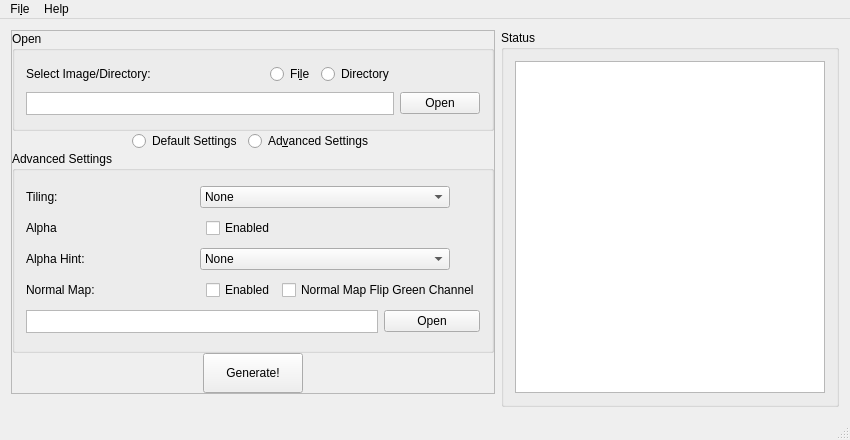
Above: gui.ui from no1thomasfan/texture.txt before the change. Below: the same form after it.
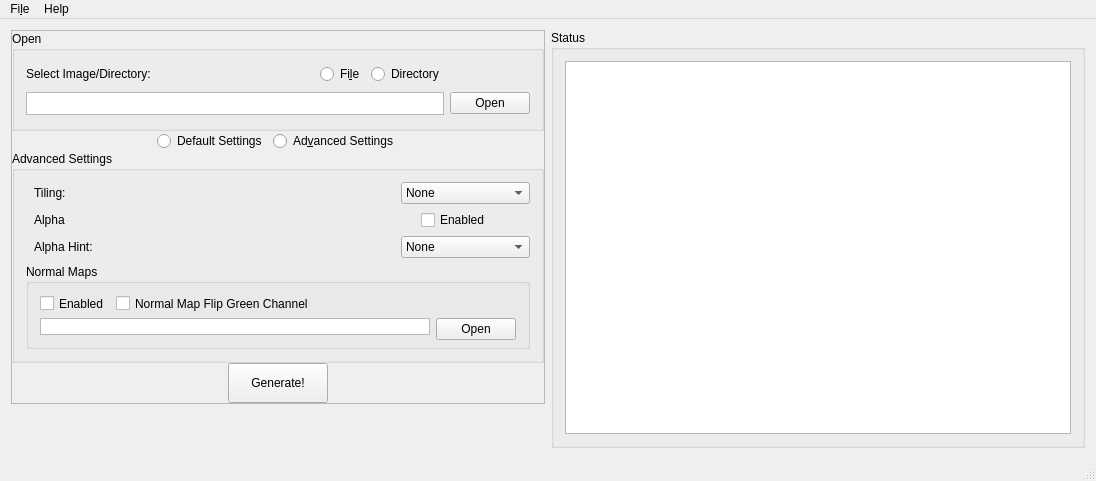
That is the form after the change. Icons and pictures are not drawn.

```diff
--- a/gui.ui
+++ b/gui.ui
@@ -6,8 +6,8 @@
    <rect>
     <x>0</x>
     <y>0</y>
-    <width>850</width>
-    <height>440</height>
+    <width>1096</width>
+    <height>481</height>
    </rect>
   </property>
   <property name="minimumSize">
@@ -246,6 +246,12 @@
             <property name="text">
              <string>Tiling:</string>
             </property>
+            <property name="margin">
+             <number>0</number>
+            </property>
+            <property name="indent">
+             <number>8</number>
+            </property>
            </widget>
           </item>
           <item row="2" column="0">
@@ -265,6 +271,9 @@
             <property name="text">
              <string>Alpha Hint:</string>
             </property>
+            <property name="indent">
+             <number>8</number>
+            </property>
            </widget>
           </item>
           <item row="0" column="2" colspan="4">
@@ -297,15 +306,8 @@
             </item>
            </widget>
           </item>
-          <item row="6" column="3">
-           <widget class="QCheckBox" name="checkBox_Normal_Enabled">
-            <property name="text">
-             <string>Enabled</string>
-            </property>
-           </widget>
-          </item>
-          <item row="6" column="0">
-           <widget class="QLabel" name="label_Normal">
+          <item row="1" column="0">
+           <widget class="QLabel" name="label_alpha">
             <property name="minimumSize">
              <size>
               <width>120</width>
@@ -315,76 +317,17 @@
             <property name="maximumSize">
              <size>
               <width>120</width>
-              <height>16777215</height>
+              <height>20</height>
              </size>
             </property>
             <property name="text">
-             <string>Normal Map:</string>
+             <string>Alpha</string>
             </property>
-           </widget>
-          </item>
-          <item row="7" column="0" colspan="5">
-           <widget class="QPlainTextEdit" name="plainTxt_Normal">
-            <property name="maximumSize">
-             <size>
-              <width>16777215</width>
-              <height>23</height>
-             </size>
+            <property name="indent">
+             <number>8</number>
             </property>
-            <property name="inputMethodHints">
-             <set>Qt::ImhNone</set>
-            </property>
-            <property name="verticalScrollBarPolicy">
-             <enum>Qt::ScrollBarAlwaysOff</enum>
-            </property>
            </widget>
           </item>
-          <item row="6" column="4" colspan="2">
-           <widget class="QCheckBox" name="checkBox_Flip_Green">
-            <property name="text">
-             <string>Normal Map Flip Green Channel</string>
-            </property>
-           </widget>
-          </item>
-          <item row="7" column="5">
-           <widget class="QPushButton" name="btn_File_Explorer_Normal">
-            <property name="minimumSize">
-             <size>
-              <width>0</width>
-              <height>22</height>
-             </size>
-            </property>
-            <property name="text">
-             <string>Open</string>
-            </property>
-           </widget>
-          </item>
-          <item row="6" column="1" colspan="2">
-           <spacer name="horizontalSpacer_6">
-            <property name="orientation">
-             <enum>Qt::Horizontal</enum>
-            </property>
-            <property name="sizeHint" stdset="0">
-             <size>
-              <width>40</width>
-              <height>20</height>
-             </size>
-            </property>
-           </spacer>
-          </item>
-          <item row="0" column="1">
-           <spacer name="horizontalSpacer_7">
-            <property name="orientation">
-             <enum>Qt::Horizontal</enum>
-            </property>
-            <property name="sizeHint" stdset="0">
-             <size>
-              <width>40</width>
-              <height>20</height>
-             </size>
-            </property>
-           </spacer>
-          </item>
           <item row="2" column="1">
            <spacer name="horizontalSpacer_8">
             <property name="orientation">
@@ -428,24 +371,18 @@
             </item>
            </widget>
           </item>
-          <item row="1" column="0">
-           <widget class="QLabel" name="label_alpha">
-            <property name="minimumSize">
-             <size>
-              <width>120</width>
-              <height>0</height>
-             </size>
+          <item row="0" column="1">
+           <spacer name="horizontalSpacer_7">
+            <property name="orientation">
+             <enum>Qt::Horizontal</enum>
             </property>
-            <property name="maximumSize">
+            <property name="sizeHint" stdset="0">
              <size>
-              <width>120</width>
+              <width>40</width>
               <height>20</height>
              </size>
             </property>
-            <property name="text">
-             <string>Alpha</string>
-            </property>
-           </widget>
+           </spacer>
           </item>
           <item row="1" column="3">
            <widget class="QCheckBox" name="checkBox_Alpha">
@@ -454,6 +391,71 @@
             </property>
            </widget>
           </item>
+          <item row="8" column="0" colspan="6">
+           <widget class="QGroupBox" name="gridGroupBox">
+            <property name="title">
+             <string>Normal Maps</string>
+            </property>
+            <layout class="QGridLayout" name="gridLayout_7">
+             <item row="1" column="4">
+              <widget class="QCheckBox" name="checkBox_Flip_Green">
+               <property name="text">
+                <string>Normal Map Flip Green Channel</string>
+               </property>
+              </widget>
+             </item>
+             <item row="2" column="6">
+              <widget class="QPushButton" name="btn_File_Explorer_Normal">
+               <property name="minimumSize">
+                <size>
+                 <width>0</width>
+                 <height>22</height>
+                </size>
+               </property>
+               <property name="text">
+                <string>Open</string>
+               </property>
+              </widget>
+             </item>
+             <item row="2" column="0" colspan="6">
+              <widget class="QPlainTextEdit" name="plainTxt_Normal">
+               <property name="maximumSize">
+                <size>
+                 <width>16777215</width>
+                 <height>23</height>
+                </size>
+               </property>
+               <property name="inputMethodHints">
+                <set>Qt::ImhNone</set>
+               </property>
+               <property name="verticalScrollBarPolicy">
+                <enum>Qt::ScrollBarAlwaysOff</enum>
+               </property>
+              </widget>
+             </item>
+             <item row="1" column="0" colspan="4">
+              <widget class="QCheckBox" name="checkBox_Normal_Enabled">
+               <property name="text">
+                <string>Enabled</string>
+               </property>
+              </widget>
+             </item>
+             <item row="1" column="5">
+              <spacer name="horizontalSpacer_6">
+               <property name="orientation">
+                <enum>Qt::Horizontal</enum>
+               </property>
+               <property name="sizeHint" stdset="0">
+                <size>
+                 <width>40</width>
+                 <height>20</height>
+                </size>
+               </property>
+              </spacer>
+             </item>
+            </layout>
+           </widget>
+          </item>
          </layout>
         </widget>
        </item>
@@ -535,7 +537,7 @@
     <rect>
      <x>0</x>
      <y>0</y>
-     <width>850</width>
+     <width>1096</width>
      <height>21</height>
     </rect>
    </property>
@@ -555,6 +557,7 @@
     <addaction name="separator"/>
     <addaction name="actionTerms_Agreements"/>
     <addaction name="actionAbout"/>
+    <addaction name="actionChange_Log"/>
    </widget>
    <addaction name="menuFile"/>
    <addaction name="menuHelp"/>
@@ -585,6 +588,11 @@
     <string>&amp;Terms  Agreements</string>
    </property>
   </action>
+  <action name="actionChange_Log">
+   <property name="text">
+    <string>Change Log</string>
+   </property>
+  </action>
  </widget>
  <layoutdefault spacing="6" margin="11"/>
  <resources>
```
